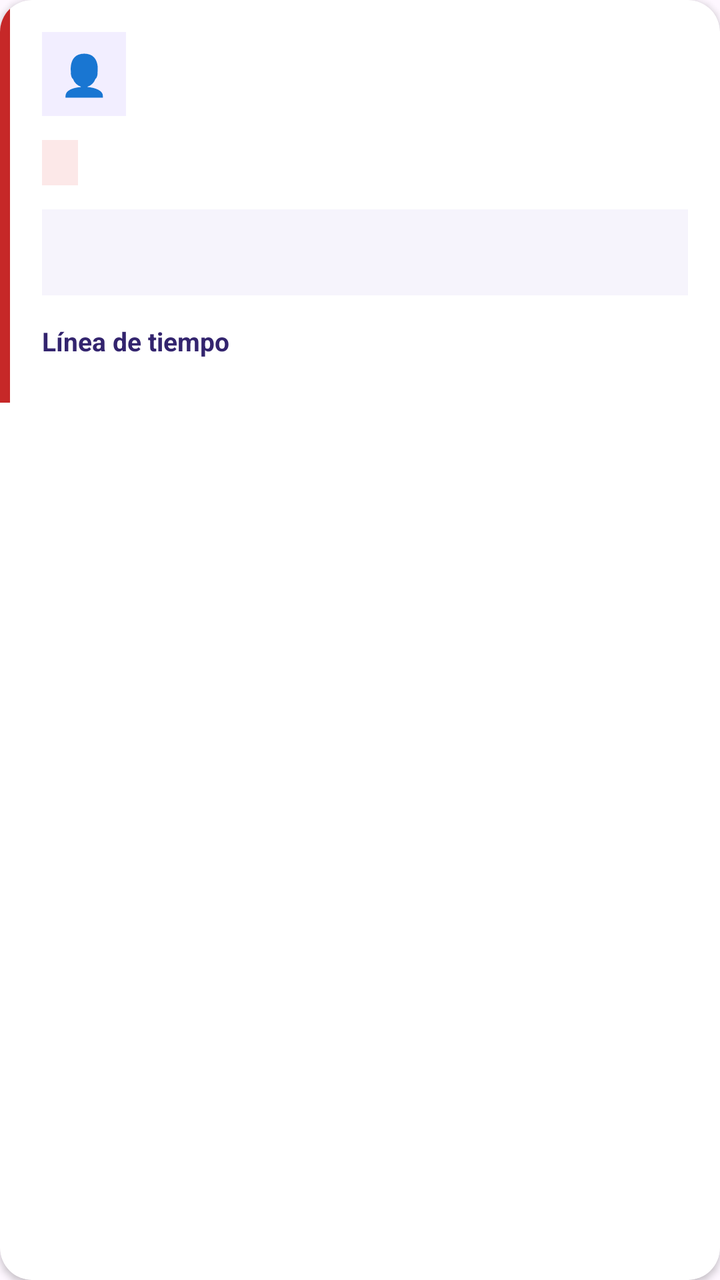
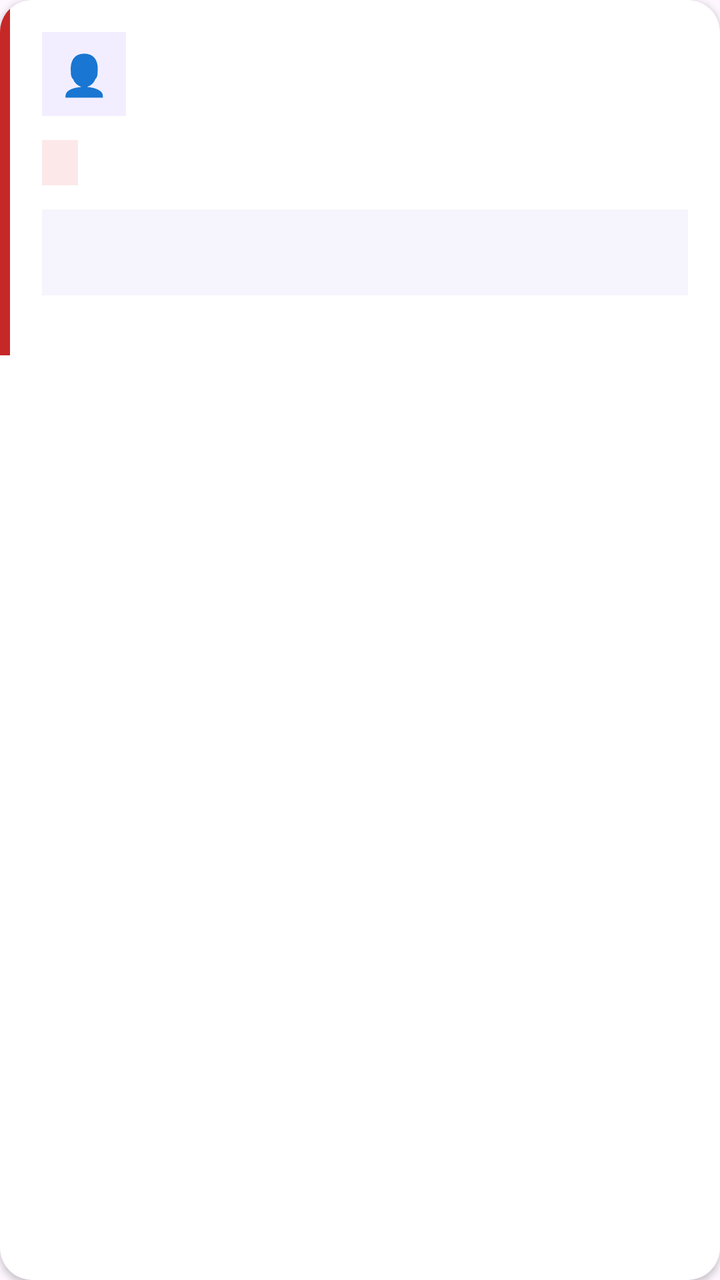

Screens rendered from an Android XML layout before and after an edit, with the pre-edit source and the edit as a unified diff.
<!-- AndroidManifest.xml: application theme Theme.MyApplication -->
<!-- res/layout/item_contact_card.xml -->
<?xml version="1.0" encoding="utf-8"?>
<androidx.cardview.widget.CardView xmlns:android="http://schemas.android.com/apk/res/android"
    xmlns:app="http://schemas.android.com/apk/res-auto"
    android:layout_width="match_parent"
    android:layout_height="wrap_content"
    android:layout_marginBottom="14dp"
    app:cardBackgroundColor="#FFFFFF"
    app:cardCornerRadius="16dp"
    app:cardElevation="2dp">
    <LinearLayout
        android:layout_width="match_parent"
        android:layout_height="wrap_content"
        android:orientation="horizontal">
        <View
            android:id="@+id/cardRiskBar"
            android:layout_width="5dp"
            android:layout_height="match_parent"
            android:background="#C62828" />
        <LinearLayout
            android:layout_width="match_parent"
            android:layout_height="wrap_content"
            android:orientation="vertical"
            android:padding="16dp">
            <LinearLayout
                android:layout_width="match_parent"
                android:layout_height="wrap_content"
                android:gravity="center_vertical">
                <TextView
                    android:layout_width="42dp"
                    android:layout_height="42dp"
                    android:background="#F2EEFF"
                    android:gravity="center"
                    android:text="👤"
                    android:textSize="20sp" />
                <LinearLayout
                    android:layout_width="0dp"
                    android:layout_height="wrap_content"
                    android:layout_marginStart="12dp"
                    android:layout_weight="1"
                    android:orientation="vertical">
                    <TextView
                        android:id="@+id/contactHandle"
                        android:layout_width="wrap_content"
                        android:layout_height="wrap_content"
                        android:textColor="#17152B"
                        android:textSize="17sp"
                        android:textStyle="bold" />
                    <TextView
                        android:id="@+id/contactSummary"
                        android:layout_width="wrap_content"
                        android:layout_height="wrap_content"
                        android:layout_marginTop="3dp"
                        android:textColor="#77738D"
                        android:textSize="12sp" />
                </LinearLayout>
                <TextView
                    android:id="@+id/eventTimeText"
                    android:layout_width="wrap_content"
                    android:layout_height="wrap_content"
                    android:textColor="#77738D"
                    android:textSize="11sp" />
            </LinearLayout>
            <TextView
                android:id="@+id/severityBadge"
                android:layout_width="wrap_content"
                android:layout_height="wrap_content"
                android:layout_marginTop="12dp"
                android:background="#FCE8E8"
                android:paddingHorizontal="9dp"
                android:paddingVertical="4dp"
                android:textSize="11sp"
                android:textStyle="bold" />
            <TextView
                android:id="@+id/messageQuoteText"
                android:layout_width="match_parent"
                android:layout_height="wrap_content"
                android:layout_marginTop="12dp"
                android:background="#F6F4FC"
                android:padding="12dp"
                android:textColor="#363247"
                android:textSize="14sp"
                android:textStyle="italic" />
            <TextView
                android:layout_width="wrap_content"
                android:layout_height="wrap_content"
                android:layout_marginTop="14dp"
                android:text="Línea de tiempo"
                android:textColor="#33246E"
                android:textSize="13sp"
                android:textStyle="bold" />
            <LinearLayout
                android:id="@+id/timelineContainer"
                android:layout_width="match_parent"
                android:layout_height="wrap_content"
                android:layout_marginTop="6dp"
                android:orientation="vertical" />
        </LinearLayout>
    </LinearLayout>
</androidx.cardview.widget.CardView>
<!-- resources referenced by this layout -->
<resources>
  <style name="Theme.MyApplication" parent="Base.Theme.MyApplication" />
  <style name="Base.Theme.MyApplication" parent="Theme.Material3.DayNight.NoActionBar">
          
          
      </style>
</resources>

<!-- the commit's change to res/layout/item_contact_card.xml (unified diff, before → after) -->
@@ -80,19 +80,11 @@
                 android:textColor="#363247"
                 android:textSize="14sp"
                 android:textStyle="italic" />
-            <TextView
-                android:layout_width="wrap_content"
-                android:layout_height="wrap_content"
-                android:layout_marginTop="14dp"
-                android:text="Línea de tiempo"
-                android:textColor="#33246E"
-                android:textSize="13sp"
-                android:textStyle="bold" />
             <LinearLayout
                 android:id="@+id/timelineContainer"
                 android:layout_width="match_parent"
                 android:layout_height="wrap_content"
-                android:layout_marginTop="6dp"
+                android:layout_marginTop="14dp"
                 android:orientation="vertical" />
         </LinearLayout>
     </LinearLayout>
